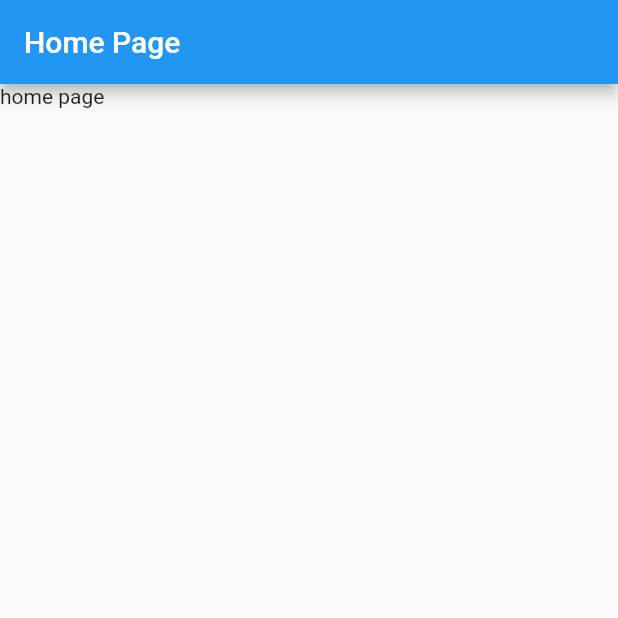
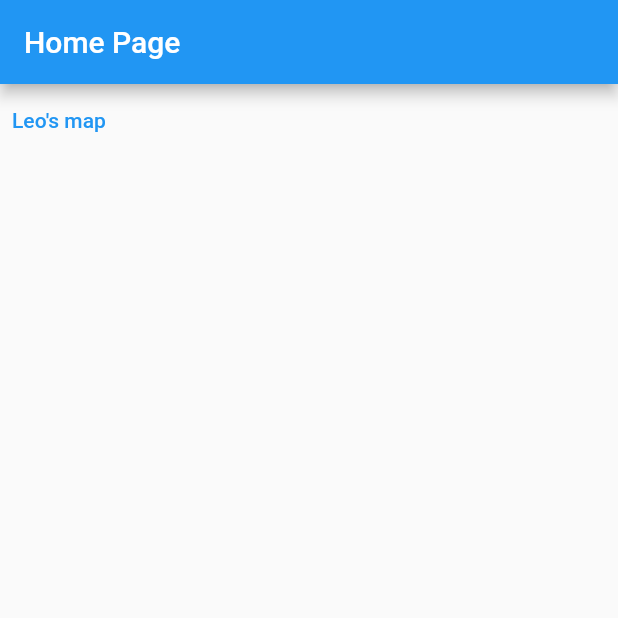
Before and after one commit to aceeedev/H4H-2023, a Flutter app: the screen it shows after launch, on a phone screen of 412 x 824 dp, the top half of it. Run offline on Flutter 3.47's test engine with Material 2 defaults, Android fonts, the phone set to English and light mode, and no system bars.

Commit message:
Added map page button for Leo

```diff
--- a/frontend/h4h/lib/pages/home_page.dart
+++ b/frontend/h4h/lib/pages/home_page.dart
@@ -24,7 +24,15 @@ class _HomePageState extends State<HomePage> {
       appBar: AppBar(
         title: const Text('Home Page'),
       ),
-      body: Text('home page')
+      body: Column(
+        children: [
+          TextButton(
+              onPressed: () => Navigator.of(context).push(MaterialPageRoute(
+                  builder:
+                      (context) => /*Add page here, ex: const MapPage()*/ const HomePage())),
+              child: const Text('Leo\'s map'))
+        ],
+      ),
     );
   }
 }
```
Also changed, not shown: 1 other file.
